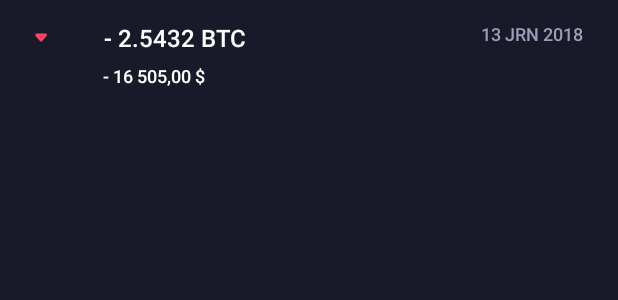
After one commit to Cycloone/loftcoinoct18, an Android app: the layout item_transaction.xml on its own in the app's theme, with its tools: preview values and no code run, on a phone screen of 412 x 824 dp. The commit adds this screen. Shown: the top 300 px of the screen. Run offline under Robolectric (Android 15) with nearby library versions, the phone set to English and light mode, and no system bars; network calls fail.

Commit message:
Add transactions.

```diff
--- a/app/src/main/java/com/loftschool/loftcoinoct18/data/db/Database.java
+++ b/app/src/main/java/com/loftschool/loftcoinoct18/data/db/Database.java
@@ -1,6 +1,8 @@
 package com.loftschool.loftcoinoct18.data.db;
 
 import com.loftschool.loftcoinoct18.data.db.model.CoinEntity;
+import com.loftschool.loftcoinoct18.data.db.model.Transaction;
+import com.loftschool.loftcoinoct18.data.db.model.TransactionModel;
 import com.loftschool.loftcoinoct18.data.db.model.Wallet;
 import com.loftschool.loftcoinoct18.data.db.model.WalletModel;
 
@@ -14,10 +16,14 @@ public interface Database {
 
     void saveWallet(Wallet wallet);
 
+    void saveTransaction(List<Transaction> transactions);
+
     Flowable<List<CoinEntity>> getCoins();
 
     Flowable<List<WalletModel>> getWallets();
 
+    Flowable<List<TransactionModel>> getTransactions(String walletId);
+
     CoinEntity getCoin(String symbol);
 
 }
--- a/app/src/main/java/com/loftschool/loftcoinoct18/data/db/room/AppDatabase.java
+++ b/app/src/main/java/com/loftschool/loftcoinoct18/data/db/room/AppDatabase.java
@@ -4,9 +4,10 @@ import android.arch.persistence.room.Database;
 import android.arch.persistence.room.RoomDatabase;
 
 import com.loftschool.loftcoinoct18.data.db.model.CoinEntity;
+import com.loftschool.loftcoinoct18.data.db.model.Transaction;
 import com.loftschool.loftcoinoct18.data.db.model.Wallet;
 
-@Database(entities = {CoinEntity.class, Wallet.class}, version = 1)
+@Database(entities = {CoinEntity.class, Wallet.class, Transaction.class}, version = 1)
 public abstract class AppDatabase extends RoomDatabase {
 
     public abstract CoinDao coinDao();
--- a/app/src/main/java/com/loftschool/loftcoinoct18/screens/main/wallets/WalletsViewModel.java
+++ b/app/src/main/java/com/loftschool/loftcoinoct18/screens/main/wallets/WalletsViewModel.java
@@ -6,6 +6,7 @@ import android.arch.lifecycle.LiveData;
 import android.support.annotation.NonNull;
 
 import com.loftschool.loftcoinoct18.data.db.model.CoinEntity;
+import com.loftschool.loftcoinoct18.data.db.model.TransactionModel;
 import com.loftschool.loftcoinoct18.data.db.model.WalletModel;
 
 import java.util.List;
@@ -29,4 +30,6 @@ public abstract class WalletsViewModel extends AndroidViewModel {
 
     public abstract LiveData<Boolean> newWalletVisible();
 
+    public abstract LiveData<List<TransactionModel>> transactions();
+
 }
--- /dev/null
+++ b/app/src/main/res/drawable/ic_transaction_expense.xml
@@ -0,0 +1,13 @@
+<?xml version="1.0" encoding="utf-8"?>
+<vector xmlns:android="http://schemas.android.com/apk/res/android"
+    android:width="8dp"
+    android:height="6dp"
+    android:viewportWidth="8"
+    android:viewportHeight="6">
+
+    <path
+        android:fillColor="#FF4464"
+        android:fillType="evenOdd"
+        android:strokeWidth="1"
+        android:pathData="M0.404 1.94A1 1 0 0 1 1.172 0.3h5.73a1 1 0 0 1 0.769 1.64L4.806 5.378a1 1 0 0 1-1.537 0L0.404 1.94z" />
+</vector>
--- /dev/null
+++ b/app/src/main/res/layout/item_transaction.xml
@@ -0,0 +1,55 @@
+<?xml version="1.0" encoding="utf-8"?>
+<RelativeLayout xmlns:android="http://schemas.android.com/apk/res/android"
+    xmlns:tools="http://schemas.android.com/tools"
+    android:layout_width="match_parent"
+    android:layout_height="wrap_content"
+    android:paddingStart="23dp"
+    android:paddingTop="14dp"
+    android:paddingEnd="23dp"
+    android:paddingBottom="14dp">
+
+    <TextView
+        android:id="@+id/transaction_date"
+        android:layout_width="wrap_content"
+        android:layout_height="wrap_content"
+        android:layout_alignParentEnd="true"
+        android:fontFamily="sans-serif-medium"
+        android:textAllCaps="true"
+        android:textColor="@color/secondary_text_color"
+        android:textSize="12sp"
+        tools:text="13 jrn 2018" />
+
+    <TextView
+        android:id="@+id/transaction_crypto_amount"
+        android:layout_width="match_parent"
+        android:layout_height="wrap_content"
+        android:layout_marginStart="46dp"
+        android:layout_toStartOf="@+id/transaction_date"
+        android:ellipsize="end"
+        android:fontFamily="sans-serif-medium"
+        android:lines="1"
+        android:textColor="@color/primary_text_color"
+        android:textSize="16sp"
+        tools:text="- 2.5432 BTC" />
+
+    <ImageView
+        android:id="@+id/transaction_icon"
+        android:layout_width="wrap_content"
+        android:layout_height="wrap_content"
+        android:layout_alignTop="@id/transaction_crypto_amount"
+        android:layout_alignBottom="@id/transaction_crypto_amount"
+        tools:src="@drawable/ic_transaction_expense" />
+
+    <TextView
+        android:id="@+id/transaction_fiat_amount"
+        android:layout_width="match_parent"
+        android:layout_height="wrap_content"
+        android:layout_below="@id/transaction_crypto_amount"
+        android:layout_marginStart="45dp"
+        android:layout_marginTop="6dp"
+        android:fontFamily="sans-serif-medium"
+        android:textColor="@color/white"
+        android:textSize="12sp"
+        tools:text="- 16 505,00 $" />
+
+</RelativeLayout>
```
Also changed, not shown: app/src/main/java/com/loftschool/loftcoinoct18/data/db/model/Transaction.java (added, +27 -0 lines), app/src/main/java/com/loftschool/loftcoinoct18/data/db/model/TransactionModel.java (added, +13 -0 lines), app/src/main/java/com/loftschool/loftcoinoct18/data/db/room/DatabaseRoomImpl.java (+12 -0 lines), app/src/main/java/com/loftschool/loftcoinoct18/data/db/room/WalletDao.java (+9 -0 lines), app/src/main/java/com/loftschool/loftcoinoct18/screens/main/wallets/WalletsViewModelImpl.java (+49 -0 lines), app/src/main/res/drawable/ic_transaction_income.xml (added, +13 -0 lines), 1 other file.
